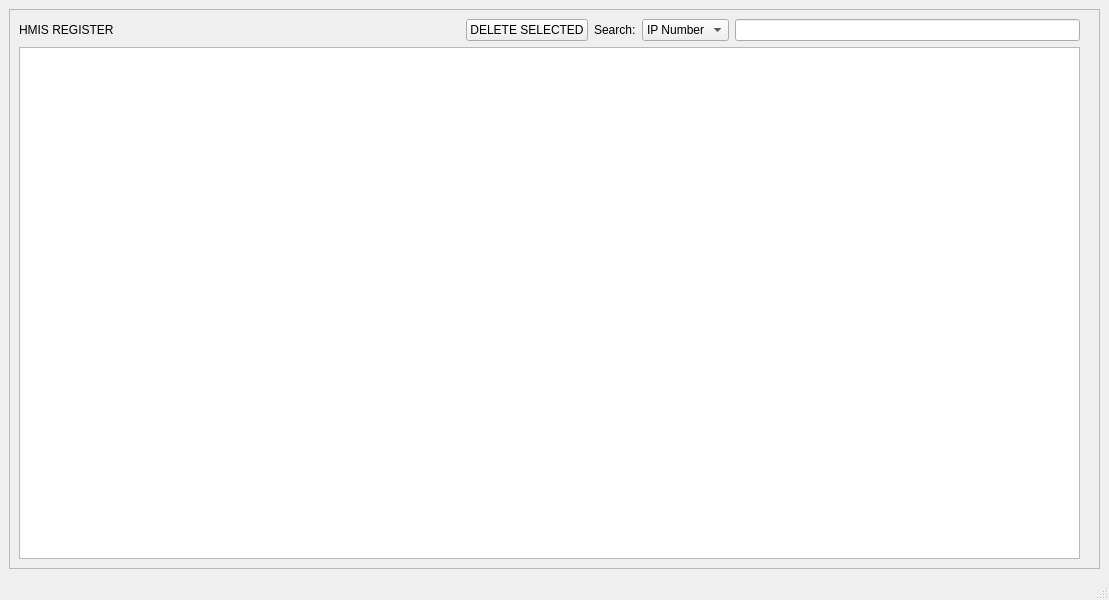
abiiranathan/hmis, file register.ui: the form before one commit.
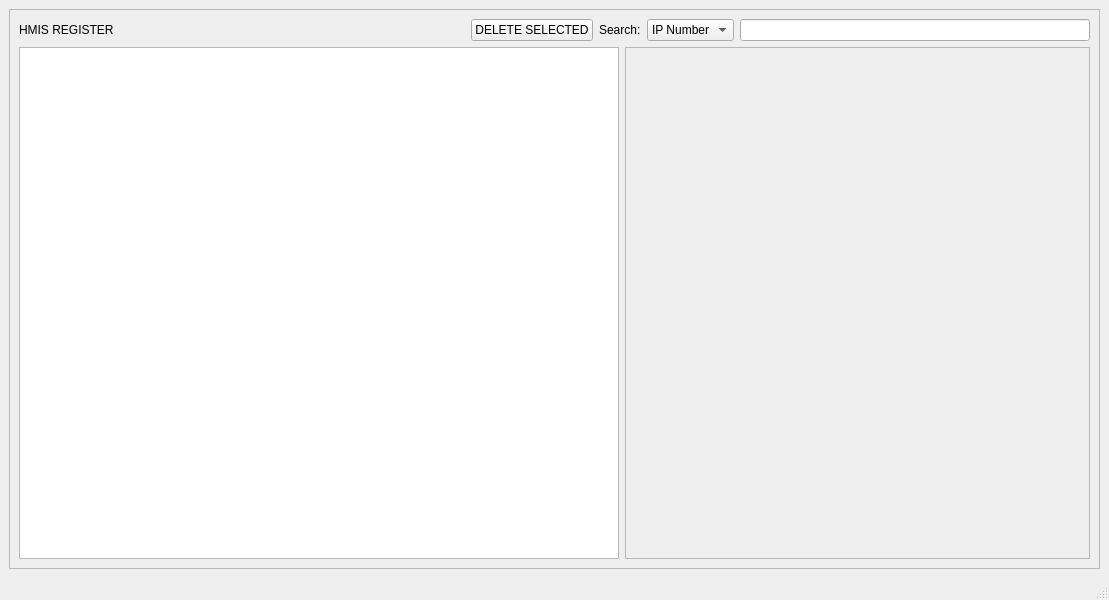
The form after the commit.

Commit message: Add Qt6 Charts and register them on Diagnosis Register

Diff of the .ui file:
```diff
--- a/register.ui
+++ b/register.ui
@@ -25,9 +25,45 @@
       </property>
       <layout class="QGridLayout" name="gridLayout_2">
        <item row="1" column="0">
-        <widget class="QTableWidget" name="tableWidget"/>
+        <widget class="QTableWidget" name="tableWidget">
+         <property name="minimumSize">
+          <size>
+           <width>600</width>
+           <height>0</height>
+          </size>
+         </property>
+        </widget>
        </item>
-       <item row="0" column="0">
+       <item row="1" column="1">
+        <widget class="QScrollArea" name="scrollArea">
+         <property name="widgetResizable">
+          <bool>true</bool>
+         </property>
+         <widget class="QWidget" name="scrollAreaWidgetContents">
+          <property name="geometry">
+           <rect>
+            <x>0</x>
+            <y>0</y>
+            <width>463</width>
+            <height>495</height>
+           </rect>
+          </property>
+          <layout class="QGridLayout" name="gridLayout_3">
+           <item row="0" column="0">
+            <layout class="QGridLayout" name="chartLayout">
+             <property name="leftMargin">
+              <number>0</number>
+             </property>
+             <property name="rightMargin">
+              <number>0</number>
+             </property>
+            </layout>
+           </item>
+          </layout>
+         </widget>
+        </widget>
+       </item>
+       <item row="0" column="0" colspan="2">
         <layout class="QHBoxLayout" name="horizontalLayout">
          <item>
           <widget class="QLabel" name="registerLabel">
@@ -85,16 +121,6 @@
          </item>
         </layout>
        </item>
-       <item row="1" column="1">
-        <layout class="QGridLayout" name="chartLayout">
-         <property name="leftMargin">
-          <number>5</number>
-         </property>
-         <property name="rightMargin">
-          <number>5</number>
-         </property>
-        </layout>
-       </item>
       </layout>
      </widget>
     </item>
```
The commit also changes 6 other files.
